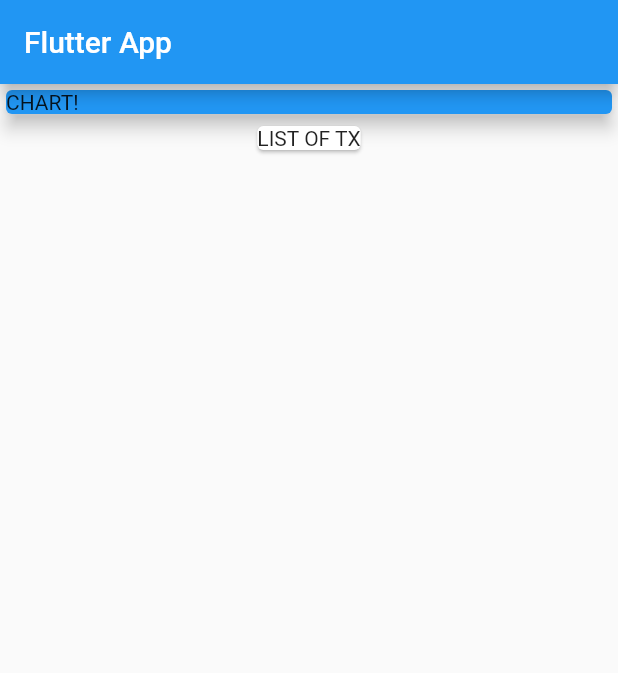
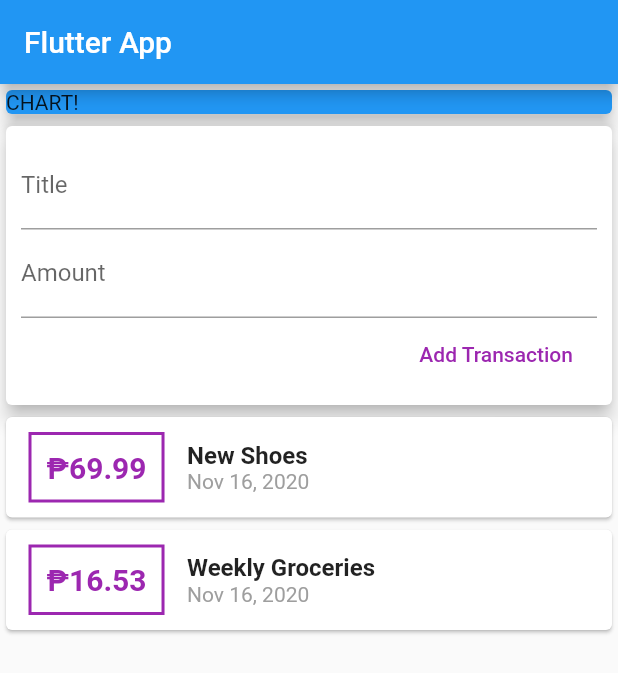
Before and after one commit to arwyne/personal_expense_app, a Flutter app: the screen it shows after launch, on a phone screen of 412 x 824 dp. Shown: the top 673 px of the screen. Run offline on Flutter 3.47's test engine with Material 2 defaults, Android fonts, the phone set to English and light mode, and no system bars.

Commit message:
added transaction functionality

```diff
--- a/lib/main.dart
+++ b/lib/main.dart
@@ -1,4 +1,6 @@
 import 'package:flutter/material.dart';
+
+import './widgets/user_transaction.dart';
 
 void main() => runApp(MyApp());
 
@@ -13,6 +15,9 @@ class MyApp extends StatelessWidget {
 }
 
 class MyHomePage extends StatelessWidget {
+  // String titleInput;
+  // String amountInput;
+
   @override
   Widget build(BuildContext context) {
     return Scaffold(
@@ -20,18 +25,18 @@ class MyHomePage extends StatelessWidget {
           title: Text('Flutter App'),
         ),
         body: Column(
+          // mainAxisAlignment: MainAxisAlignment.center,
+          crossAxisAlignment: CrossAxisAlignment.stretch,
           children: <Widget>[
-            Card(
-              color: Colors.blue,
-              child: Container(
-                width: double.infinity,
+            Container(
+              child: Card(
+                color: Colors.blue,
                 child: Text("CHART!"),
+                elevation: 5,
               ),
-              elevation: 5,
+              width: double.infinity,
             ),
-            Card(
-              child: Text("LIST OF TX"),
-            )
+            UserTransactions(),
           ],
         ));
   }
--- /dev/null
+++ b/lib/models/transaction.dart
@@ -0,0 +1,14 @@
+import 'package:flutter/material.dart';
+
+class Transaction {
+  String id;
+  String title;
+  double amount;
+  DateTime date;
+
+  Transaction(
+      {@required this.id,
+      @required this.title,
+      @required this.amount,
+      @required this.date});
+}
--- /dev/null
+++ b/lib/widgets/new_transaction.dart
@@ -0,0 +1,40 @@
+import 'package:flutter/material.dart';
+
+class NewTransaction extends StatelessWidget {
+  final titleController = TextEditingController();
+  final amountController = TextEditingController();
+
+  final Function addTx;
+
+  NewTransaction(this.addTx);
+
+  @override
+  Widget build(BuildContext context) {
+    return Card(
+      elevation: 5,
+      child: Container(
+        padding: EdgeInsets.all(10),
+        child: Column(crossAxisAlignment: CrossAxisAlignment.end, children: <
+            Widget>[
+          TextField(
+            decoration: InputDecoration(labelText: "Title"),
+            controller: titleController,
+            // onChanged: (val) => titleInput = val,
+          ),
+          TextField(
+            decoration: InputDecoration(labelText: "Amount"),
+            controller: amountController,
+            // onChanged: (val) => amountInput = val,
+          ),
+          FlatButton(
+            child: Text('Add Transaction'),
+            textColor: Colors.purple,
+            onPressed: () {
+              addTx(titleController.text, double.parse(amountController.text));
+            },
+          )
+        ]),
+      ),
+    );
+  }
+}
--- /dev/null
+++ b/lib/widgets/transaction_list.dart
@@ -0,0 +1,59 @@
+import 'package:flutter/material.dart';
+import "package:intl/intl.dart";
+
+import '../models/transaction.dart';
+
+class TransactionList extends StatelessWidget {
+  final List<Transaction> transactions;
+
+  TransactionList(this.transactions);
+
+  @override
+  Widget build(BuildContext context) {
+    return Column(
+      children: transactions
+          .map((transaction) => Card(
+                child: Row(
+                  children: <Widget>[
+                    Container(
+                      margin: EdgeInsets.symmetric(
+                        vertical: 10,
+                        horizontal: 15,
+                      ),
+                      decoration: BoxDecoration(
+                        border: Border.all(
+                          color: Colors.purple,
+                          width: 2,
+                        ),
+                      ),
+                      padding: EdgeInsets.all(10),
+                      child: Text(
+                        '₱${transaction.amount.toString()}',
+                        style: TextStyle(
+                          fontWeight: FontWeight.bold,
+                          fontSize: 20,
+                          color: Colors.purple,
+                        ),
+                      ),
+                    ),
+                    Column(
+                      crossAxisAlignment: CrossAxisAlignment.start,
+                      children: [
+                        Text(
+                          transaction.title,
+                          style: TextStyle(
+                              fontWeight: FontWeight.bold, fontSize: 16),
+                        ),
+                        Text(
+                          DateFormat.yMMMd().format(transaction.date),
+                          style: TextStyle(color: Colors.grey),
+                        )
+                      ],
+                    )
+                  ],
+                ),
+              ))
+          .toList(),
+    );
+  }
+}
--- /dev/null
+++ b/lib/widgets/user_transaction.dart
@@ -0,0 +1,50 @@
+import 'package:flutter/material.dart';
+
+import './transaction_list.dart';
+import './new_transaction.dart';
+import '../models/transaction.dart';
+
+class UserTransactions extends StatefulWidget {
+  @override
+  _UserTransactionsState createState() => _UserTransactionsState();
+}
+
+class _UserTransactionsState extends State<UserTransactions> {
+  final List<Transaction> _userTransaction = [
+    Transaction(
+      id: "t1",
+      title: "New Shoes",
+      amount: 69.99,
+      date: DateTime.now(),
+    ),
+    Transaction(
+      id: "t2",
+      title: "Weekly Groceries",
+      amount: 16.53,
+      date: DateTime.now(),
+    ),
+  ];
+
+  void _addNewTransaction(String txTitle, double txAmount) {
+    final newTx = Transaction(
+      title: txTitle,
+      amount: txAmount,
+      date: DateTime.now(),
+      id: DateTime.now().toString(),
+    );
+
+    setState(() {
+      _userTransaction.add(newTx);
+    });
+  }
+
+  @override
+  Widget build(BuildContext context) {
+    return Column(
+      children: [
+        NewTransaction(_addNewTransaction),
+        TransactionList(_userTransaction),
+      ],
+    );
+  }
+}
--- a/pubspec.yaml
+++ b/pubspec.yaml
@@ -3,7 +3,7 @@ description: A new Flutter project.
 
 # The following line prevents the package from being accidentally published to
 # pub.dev using `pub publish`. This is preferred for private packages.
-publish_to: 'none' # Remove this line if you wish to publish to pub.dev
+publish_to: "none" # Remove this line if you wish to publish to pub.dev
 
 # The following defines the version and build number for your application.
 # A version number is three numbers separated by dots, like 1.2.43
@@ -23,7 +23,7 @@ environment:
 dependencies:
   flutter:
     sdk: flutter
-
+  intl: ^0.16.1
 
   # The following adds the Cupertino Icons font to your application.
   # Use with the CupertinoIcons class for iOS style icons.
@@ -38,7 +38,6 @@ dev_dependencies:
 
 # The following section is specific to Flutter.
 flutter:
-
   # The following line ensures that the Material Icons font is
   # included with your application, so that you can use the icons in
   # the material Icons class.
```
Also changed, not shown: pubspec.lock.
